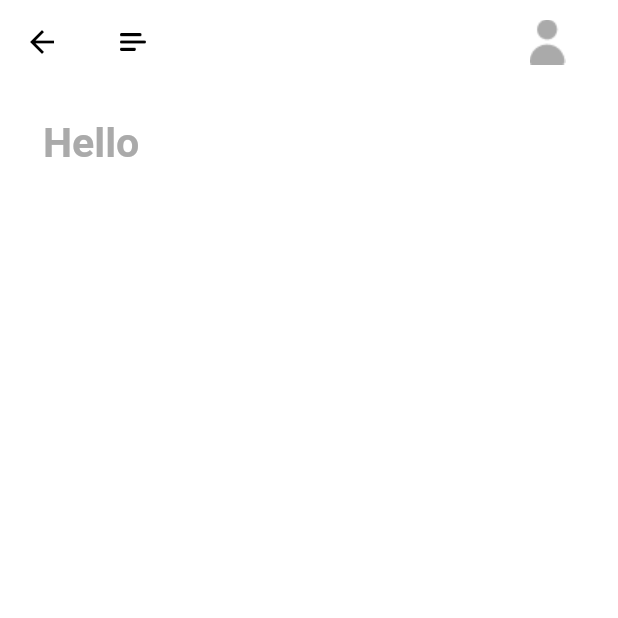
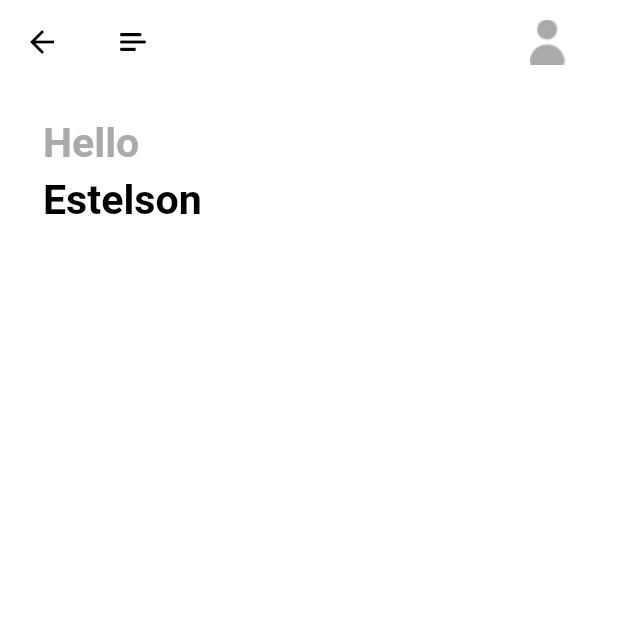
Before and after one commit to estelson/ulearning_app, a Flutter app: the HomePage screen opened directly, on a phone screen of 412 x 824 dp, the top half of it. Run offline on Flutter 3.47's test engine with Material 2 defaults, Android fonts, the phone set to English and light mode, and no system bars; our stand-ins replace cloud_firestore, dots_indicator, firebase_auth, firebase_core, flutter_bloc, flutter_screenutil and 2 more; accounts and stored records are empty; generated files the repository leaves out were written again.

Commit message:
Seção 13: Home page and title text - part 4

```diff
--- a/lib/pages/home/home_page.dart
+++ b/lib/pages/home/home_page.dart
@@ -19,6 +19,7 @@ class _HomePageState extends State<HomePage> {
       body: Container(
         margin: EdgeInsets.symmetric(vertical: 0, horizontal: 25.w),
         child: Column(
+          crossAxisAlignment: CrossAxisAlignment.start,
           children: [
             Container(
               margin: EdgeInsets.only(top: 20.h),
@@ -30,7 +31,18 @@ class _HomePageState extends State<HomePage> {
                   fontWeight: FontWeight.bold,
                 ),
               ),
-            )
+            ),
+            Container(
+              margin: EdgeInsets.only(top: 5.h),
+              child: Text(
+                "Estelson",
+                style: TextStyle(
+                  color: AppColors.primaryText,
+                  fontSize: 24.sp,
+                  fontWeight: FontWeight.bold,
+                ),
+              ),
+            ),
           ],
         ),
       ),
```
